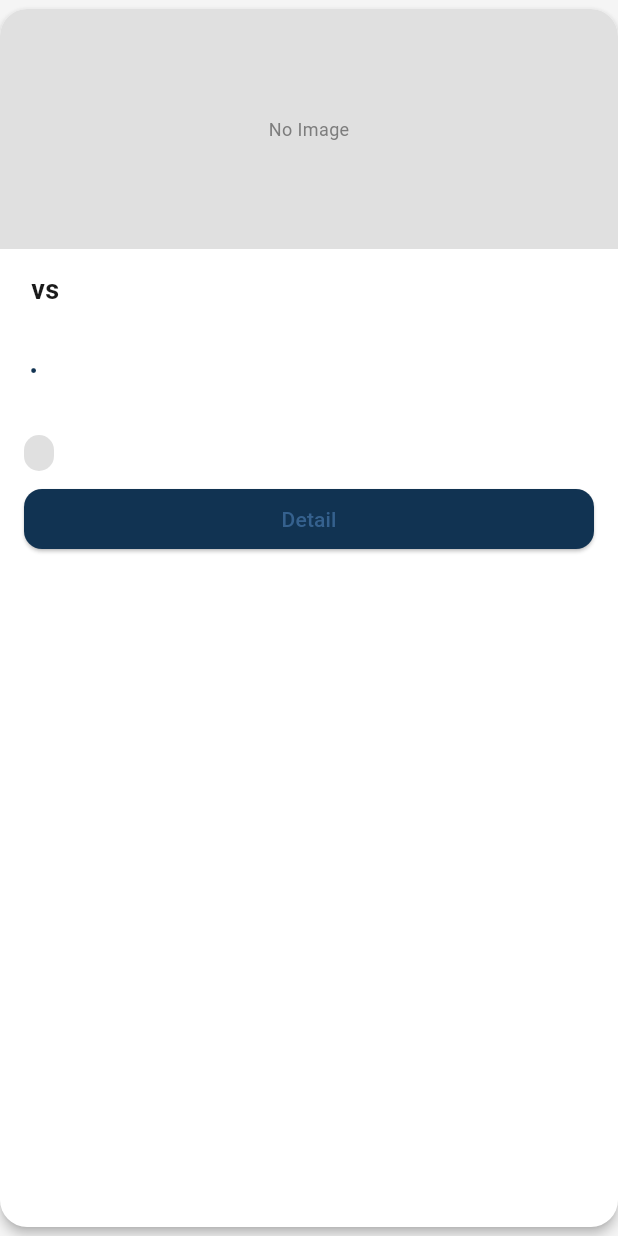
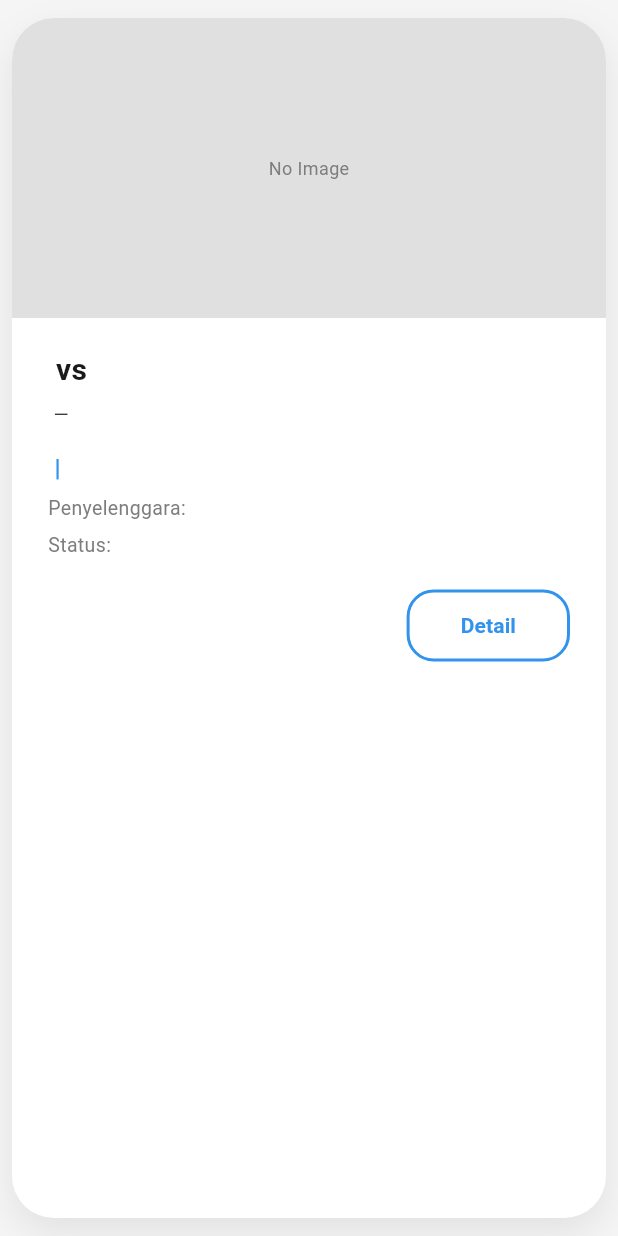
Before and after one commit to pbp-kelompok-c08/Oliminate-mobile, a Flutter app: the ScheduleCard widget shown alone on an empty page, opened directly with empty values, on a phone screen of 412 x 824 dp. Run offline on Flutter 3.47's test engine with Material 3 defaults, Android fonts, the phone set to English and light mode, and no system bars; network calls fail.

Commit message:
change : ui styling for scheduling card

```diff
--- a/lib/features/scheduling/presentation/pages/scheduling_page.dart
+++ b/lib/features/scheduling/presentation/pages/scheduling_page.dart
@@ -258,18 +258,24 @@ class _SchedulingPageState extends State<SchedulingPage> {
                             crossAxisCount = 1;
                           }
 
+                          final bool singleColumn = crossAxisCount == 1;
+                          final SliverGridDelegateWithFixedCrossAxisCount
+                              gridDelegate =
+                              SliverGridDelegateWithFixedCrossAxisCount(
+                            crossAxisCount: crossAxisCount,
+                            crossAxisSpacing: 12,
+                            mainAxisSpacing: 12,
+                            childAspectRatio:
+                                singleColumn ? 0.9 : 0.95,
+                            mainAxisExtent: singleColumn ? 520 : null,
+                          );
+
                           return RefreshIndicator(
                             onRefresh: () => _fetchList(),
                             child: GridView.builder(
                               physics:
                                   const AlwaysScrollableScrollPhysics(),
-                              gridDelegate:
-                                  SliverGridDelegateWithFixedCrossAxisCount(
-                                crossAxisCount: crossAxisCount,
-                                crossAxisSpacing: 12,
-                                mainAxisSpacing: 12,
-                                childAspectRatio: 0.8,
-                              ),
+                              gridDelegate: gridDelegate,
                               itemCount: _items.length,
                               itemBuilder:
                                   (BuildContext context, int index) {
--- a/lib/features/scheduling/presentation/widgets/schedule_card.dart
+++ b/lib/features/scheduling/presentation/widgets/schedule_card.dart
@@ -28,152 +28,123 @@ class ScheduleCard extends StatelessWidget {
     final bool canComplete = isOwner && schedule.status == 'upcoming';
     final bool canReviewable = isOwner && schedule.status == 'completed';
 
-    return Card(
-      margin: const EdgeInsets.symmetric(vertical: 6),
-      shape: RoundedRectangleBorder(
-        borderRadius: BorderRadius.circular(18),
+    return Container(
+      margin: const EdgeInsets.symmetric(vertical: 12, horizontal: 8),
+      decoration: BoxDecoration(
+        color: Colors.white,
+        borderRadius: BorderRadius.circular(28),
+        boxShadow: <BoxShadow>[
+          BoxShadow(
+            color: Colors.black.withOpacity(0.08),
+            blurRadius: 20,
+            offset: const Offset(0, 10),
           ),
-      color: Colors.white,
-      elevation: 3,
+        ],
+      ),
+      child: ClipRRect(
+        borderRadius: BorderRadius.circular(28),
         child: Column(
           crossAxisAlignment: CrossAxisAlignment.stretch,
           children: <Widget>[
-          _buildImage(),
+            _buildHeroImage(),
             Padding(
-            padding: const EdgeInsets.fromLTRB(16, 14, 16, 0),
+              padding: const EdgeInsets.fromLTRB(24, 20, 24, 0),
               child: Column(
                 crossAxisAlignment: CrossAxisAlignment.start,
                 children: <Widget>[
                   Text(
                     '${schedule.team1} vs ${schedule.team2}',
-                  maxLines: 1,
-                  overflow: TextOverflow.ellipsis,
                     style: const TextStyle(
-                    fontSize: 18,
+                      fontSize: 20,
                       fontWeight: FontWeight.w600,
                       color: AppColors.neutral900,
                     ),
                   ),
-                const SizedBox(height: 4),
+                  const SizedBox(height: 6),
                   Text(
-                  schedule.category,
+                    '${schedule.category} — ${schedule.location}',
                     style: const TextStyle(
                       fontSize: 13,
                       color: AppColors.neutral700,
                     ),
                   ),
-                const SizedBox(height: 8),
+                  const SizedBox(height: 14),
                   Text(
-                  '${schedule.date} • ${schedule.time}',
+                    '${schedule.date} | ${schedule.time}',
                     style: const TextStyle(
-                    fontSize: 14,
+                      fontSize: 16,
                       fontWeight: FontWeight.w600,
-                    color: AppColors.pacilBlueDarker2,
+                      color: AppColors.pacilBlueBase,
                     ),
                   ),
-                const SizedBox(height: 2),
+                  const SizedBox(height: 6),
                   Text(
-                  schedule.location,
-                  maxLines: 1,
-                  overflow: TextOverflow.ellipsis,
+                    'Penyelenggara: ${schedule.organizer ?? '-'}',
                     style: const TextStyle(
                       fontSize: 13,
                       color: AppColors.neutral500,
                     ),
                   ),
-                if ((schedule.caption ?? '').isNotEmpty) ...<Widget>[
-                  const SizedBox(height: 8),
+                  const SizedBox(height: 6),
+                  Row(
+                    children: <Widget>[
+                      const Text(
+                        'Status: ',
+                        style: TextStyle(
+                          fontSize: 13,
+                          color: AppColors.neutral500,
+                        ),
+                      ),
                       Text(
-                    schedule.caption!,
-                    maxLines: 2,
-                    overflow: TextOverflow.ellipsis,
+                        schedule.status,
                         style: const TextStyle(
                           fontSize: 13,
-                      color: AppColors.neutral700,
+                          fontWeight: FontWeight.w600,
+                          color: AppColors.neutral900,
                         ),
-                  ),
-                ],
-              ],
-            ),
-          ),
-          const SizedBox(height: 12),
-          Padding(
-            padding: const EdgeInsets.symmetric(horizontal: 16),
-            child: Row(
-              mainAxisAlignment: MainAxisAlignment.spaceBetween,
-              children: <Widget>[
-                _buildStatusPill(),
-                if (isOwner)
-                  PopupMenuButton<String>(
-                    icon: const Icon(
-                      Icons.more_horiz,
-                      size: 20,
-                      color: AppColors.neutral700,
-                    ),
-                    onSelected: (String value) {
-                      switch (value) {
-                        case 'edit':
-                          onEdit();
-                          break;
-                        case 'delete':
-                          onDelete();
-                          break;
-                        case 'completed':
-                          if (canComplete) onCompleted();
-                          break;
-                        case 'reviewable':
-                          if (canReviewable) onReviewable();
-                          break;
-                      }
-                    },
-                    itemBuilder: (BuildContext context) =>
-                        <PopupMenuEntry<String>>[
-                      const PopupMenuItem<String>(
-                        value: 'edit',
-                        child: Text('Edit'),
-                      ),
-                      const PopupMenuItem<String>(
-                        value: 'delete',
-                        child: Text('Delete'),
-                      ),
-                      PopupMenuItem<String>(
-                        value: 'completed',
-                        enabled: canComplete,
-                        child: const Text('Tandai Completed'),
-                      ),
-                      PopupMenuItem<String>(
-                        value: 'reviewable',
-                        enabled: canReviewable,
-                        child: const Text('Tandai Reviewable'),
                       ),
                     ],
                   ),
                 ],
               ),
             ),
-          const SizedBox(height: 12),
+            const SizedBox(height: 20),
             Padding(
-            padding: const EdgeInsets.fromLTRB(16, 0, 16, 16),
-            child: SizedBox(
-              height: 40,
-              child: ElevatedButton(
+              padding: const EdgeInsets.fromLTRB(24, 0, 24, 24),
+              child: Align(
+                alignment: Alignment.centerRight,
+                child: OutlinedButton(
                   onPressed: onDetail,
-                style: ElevatedButton.styleFrom(
-                  backgroundColor: AppColors.pacilBlueDarker2,
+                  style: OutlinedButton.styleFrom(
+                    padding: const EdgeInsets.symmetric(
+                      horizontal: 36,
+                      vertical: 14,
+                    ),
+                    side: const BorderSide(
+                      color: AppColors.pacilBlueBase,
+                      width: 2,
+                    ),
                     shape: RoundedRectangleBorder(
-                    borderRadius: BorderRadius.circular(12),
+                      borderRadius: BorderRadius.circular(18),
                     ),
                   ),
-                child: const Text('Detail'),
+                  child: const Text(
+                    'Detail',
+                    style: TextStyle(
+                      color: AppColors.pacilBlueBase,
+                      fontWeight: FontWeight.w600,
+                    ),
+                  ),
                 ),
               ),
             ),
           ],
         ),
+      ),
     );
   }
 
-  Widget _buildImage() {
+  Widget _buildHeroImage() {
     final String? url = schedule.imageUrl;
     final Widget imageChild;
 
@@ -181,7 +152,7 @@ class ScheduleCard extends StatelessWidget {
       imageChild = Image.network(
         url,
         width: double.infinity,
-        height: 160,
+        height: 200,
         fit: BoxFit.cover,
         errorBuilder: (_, __, ___) => _placeholder(),
       );
@@ -189,15 +160,10 @@ class ScheduleCard extends StatelessWidget {
       imageChild = _placeholder();
     }
 
-    return ClipRRect(
-      borderRadius: const BorderRadius.vertical(
-        top: Radius.circular(18),
-      ),
-      child: SizedBox(
+    return SizedBox(
       width: double.infinity,
-        height: 160,
+      height: 200,
       child: imageChild,
-      ),
     );
   }
 
```
Lines whose indentation alone changed are shown as unchanged.
